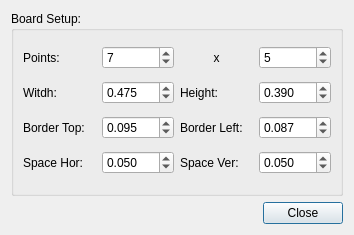
Before: the Qt Designer form forms/ConfigDialog.ui in Knueppl/3d_calibration_tool, drawn with Qt 5.
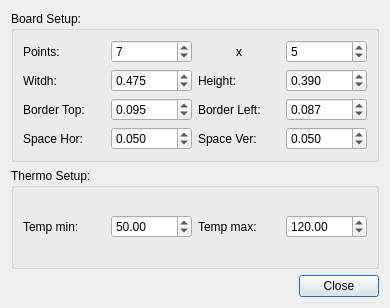
After: the same form once the commit is applied.

Commit message: First try for thermo pattern detection.

Patch:
```diff
--- a/forms/ConfigDialog.ui
+++ b/forms/ConfigDialog.ui
@@ -6,8 +6,8 @@
    <rect>
     <x>0</x>
     <y>0</y>
-    <width>354</width>
-    <height>235</height>
+    <width>390</width>
+    <height>308</height>
    </rect>
   </property>
   <property name="windowTitle">
@@ -201,6 +201,49 @@
      </layout>
     </widget>
    </item>
+   <item>
+    <widget class="QGroupBox" name="groupBox_2">
+     <property name="title">
+      <string>Thermo Setup:</string>
+     </property>
+     <layout class="QGridLayout" name="gridLayout_2">
+      <item row="0" column="0">
+       <widget class="QLabel" name="label_9">
+        <property name="text">
+         <string>Temp min:</string>
+        </property>
+       </widget>
+      </item>
+      <item row="0" column="1">
+       <widget class="QDoubleSpinBox" name="_spinTempMin">
+        <property name="maximum">
+         <double>200.000000000000000</double>
+        </property>
+        <property name="value">
+         <double>50.000000000000000</double>
+        </property>
+       </widget>
+      </item>
+      <item row="0" column="2">
+       <widget class="QLabel" name="label_10">
+        <property name="text">
+         <string>Temp max:</string>
+        </property>
+       </widget>
+      </item>
+      <item row="0" column="3">
+       <widget class="QDoubleSpinBox" name="_spinTempMax">
+        <property name="maximum">
+         <double>200.000000000000000</double>
+        </property>
+        <property name="value">
+         <double>120.000000000000000</double>
+        </property>
+       </widget>
+      </item>
+     </layout>
+    </widget>
+   </item>
    <item>
     <layout class="QHBoxLayout" name="horizontalLayout">
      <item>
```
The commit also changes 8 other files.
